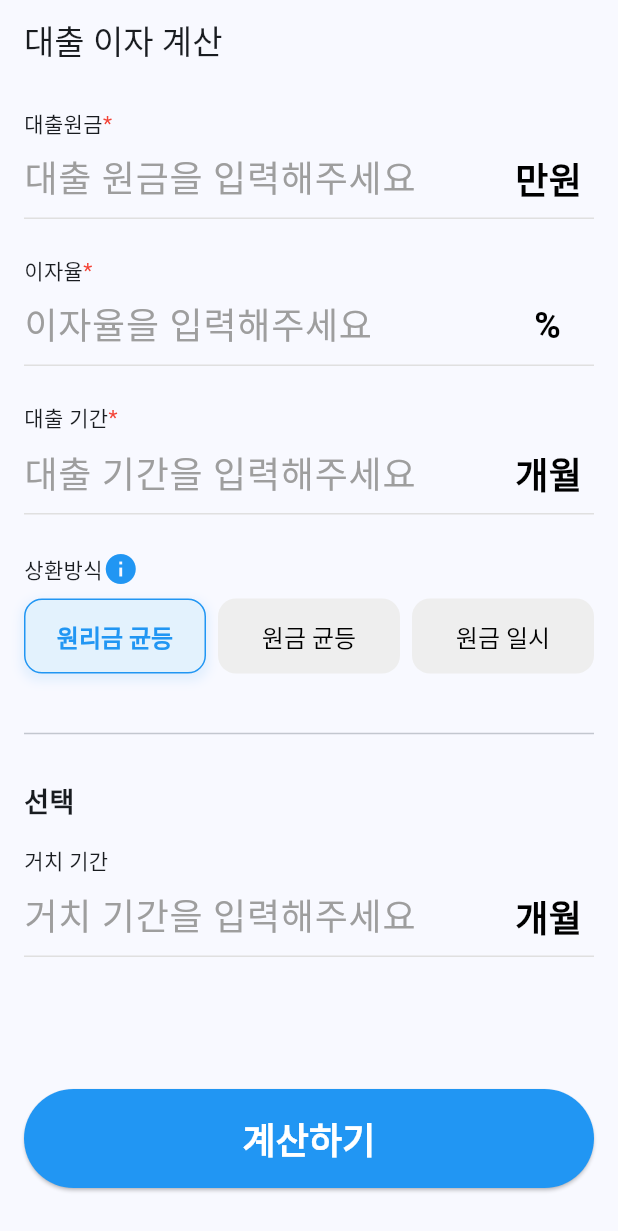
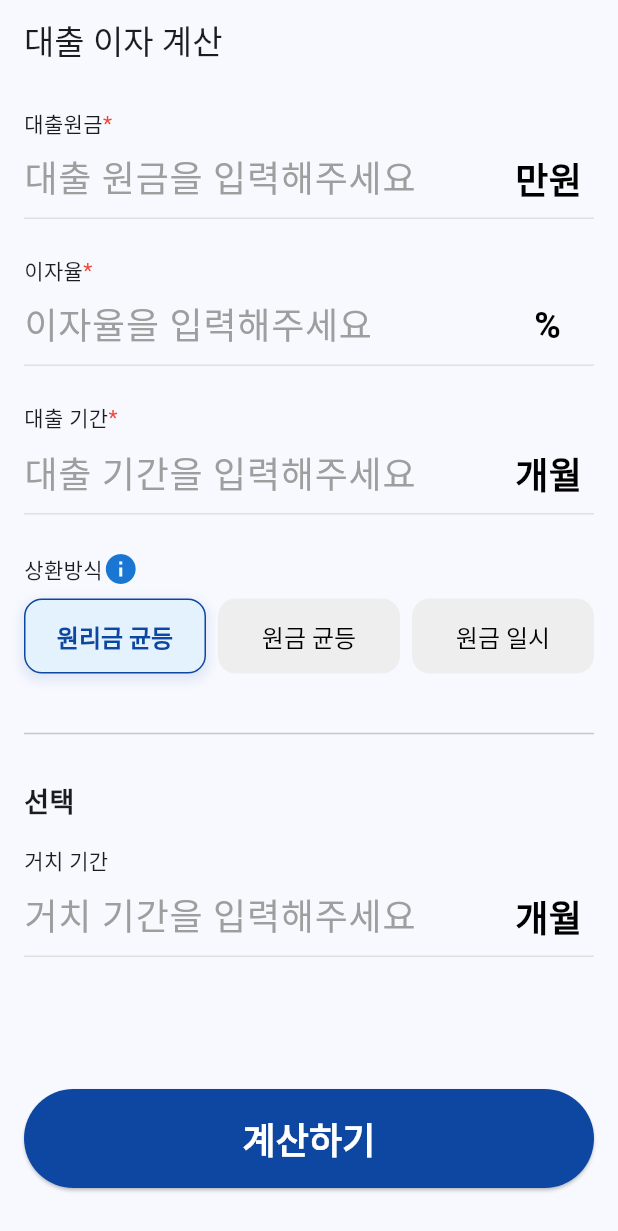
Before and after one commit to JuyeonYu/interest_calculator, a Flutter app: the screen it shows after launch, on a phone screen of 412 x 824 dp. Shown: the top 1231 px of the screen. Run offline on Flutter 3.47's test engine with Material 3 defaults, Android fonts, the light colour scheme and no system bars; our stand-ins replace currency_text_input_formatter, flutter_keyboard_visibility.

Commit message:
메인 컬러 변겨

```diff
--- a/lib/calculator_page.dart
+++ b/lib/calculator_page.dart
@@ -146,10 +146,10 @@ class _CalculatorPageState extends State<CalculatorPage> {
                     focusNode: _focusNode3,
                   ),
                   GestureDetector(
-                    child: const Row(
+                    child: Row(
                       children: [
-                        Text('상환방식'),
-                        Icon(Icons.info, color: Colors.blue),
+                        const Text('상환방식'),
+                        Icon(Icons.info, color: Colors.blue[700]),
                       ],
                     ),
                     onTap: () {
@@ -341,7 +341,7 @@ class _CalculatorPageState extends State<CalculatorPage> {
                     child: ElevatedButton(
                       style: ElevatedButton.styleFrom(
                         backgroundColor:
-                            _isValueValid ? Colors.blue : Colors.grey[100],
+                            _isValueValid ? Colors.blue[900] : Colors.grey[100],
                       ),
                       onPressed: () {
                         if (widget.calculatorInput.principal > 0 &&
@@ -358,9 +358,9 @@ class _CalculatorPageState extends State<CalculatorPage> {
                           _showInvalidSnackBar();
                         }
                       },
-                      child: Padding(
-                        padding: const EdgeInsets.all(16.0),
-                        child: const Text('계산하기',
+                      child: const Padding(
+                        padding: EdgeInsets.all(16.0),
+                        child: Text('계산하기',
                             style: TextStyle(
                                 fontSize: 24,
                                 fontWeight: FontWeight.bold,
@@ -416,12 +416,14 @@ class _CalculatorPageState extends State<CalculatorPage> {
         margin: const EdgeInsets.symmetric(vertical: 8),
         decoration: BoxDecoration(
           color: isSelected ? Colors.blue[50] : Colors.grey[200],
-          border:
-              Border.all(color: isSelected ? Colors.blue : Colors.transparent),
+          border: Border.all(
+              color: isSelected
+                  ? (Colors.blue[900] ?? Colors.blue)
+                  : Colors.transparent),
           borderRadius: BorderRadius.circular(12),
           boxShadow: [
             BoxShadow(
-              color: Colors.blue.withOpacity(isSelected ? 0.1 : 0),
+              color: Colors.blue[900]!.withOpacity(isSelected ? 0.1 : 0),
               spreadRadius: 2,
               blurRadius: 5,
               offset: const Offset(0, 3),
@@ -435,7 +437,7 @@ class _CalculatorPageState extends State<CalculatorPage> {
               text: text,
               style: TextStyle(
                 fontSize: 16,
-                color: isSelected ? Colors.blue : Colors.black,
+                color: isSelected ? Colors.blue[900] : Colors.black,
                 fontWeight: isSelected ? FontWeight.bold : FontWeight.normal,
               ),
             ),
--- a/lib/result_page.dart
+++ b/lib/result_page.dart
@@ -248,16 +248,16 @@ class ResultPage extends StatelessWidget {
                     Padding(
                       padding: const EdgeInsets.fromLTRB(0, 12, 0, 0),
                       child: GestureDetector(
-                        child: const Row(
+                        child: Row(
                           children: [
-                            Text(
+                            const Text(
                               '전체 이자',
                               style: TextStyle(
                                 fontSize: 18,
                                 fontWeight: FontWeight.w100,
                               ),
                             ),
-                            Icon(Icons.info, color: Colors.blue),
+                            Icon(Icons.info, color: Colors.blue[900]),
                           ],
                         ),
                         onTap: () {
@@ -279,10 +279,10 @@ class ResultPage extends StatelessWidget {
                       children: [
                         Text(
                           '${formatCurrency(result.totalInterest)}만 원',
-                          style: const TextStyle(
+                          style: TextStyle(
                               fontSize: 24,
                               fontWeight: FontWeight.w900,
-                              color: Colors.blue),
+                              color: Colors.blue[700]),
                         ),
                         Text(
                           '${formatKoreanCurrency(result.totalInterest / 10000)} 원',
```
